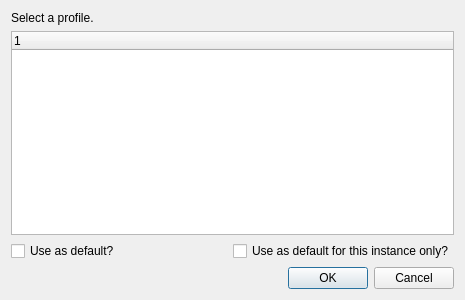
Before: the Qt Designer form launcher/ui/dialogs/ProfileSelectDialog.ui in FreesmTeam/FreesmLauncher, drawn with Qt 5.
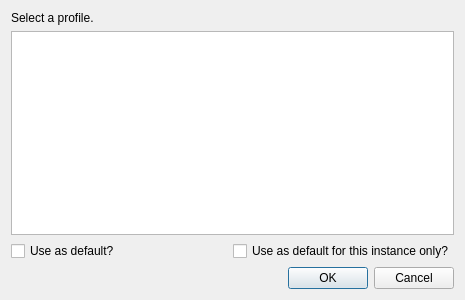
After: the same form once the commit is applied.

Commit message: Use AccountList as model in ProfileSelectDialog

The edit to the form file:
```diff
--- a/launcher/ui/dialogs/ProfileSelectDialog.ui
+++ b/launcher/ui/dialogs/ProfileSelectDialog.ui
@@ -22,13 +22,7 @@
     </widget>
    </item>
    <item>
-    <widget class="QTreeWidget" name="listView">
-     <column>
-      <property name="text">
-       <string notr="true">1</string>
-      </property>
-     </column>
-    </widget>
+    <widget class="QListView" name="view"/>
    </item>
    <item>
     <layout class="QHBoxLayout" name="horizontalLayout">
```
Left out of the diff: 2 changed lines with no effect on the pictures. The commit also changes 1 other file.
